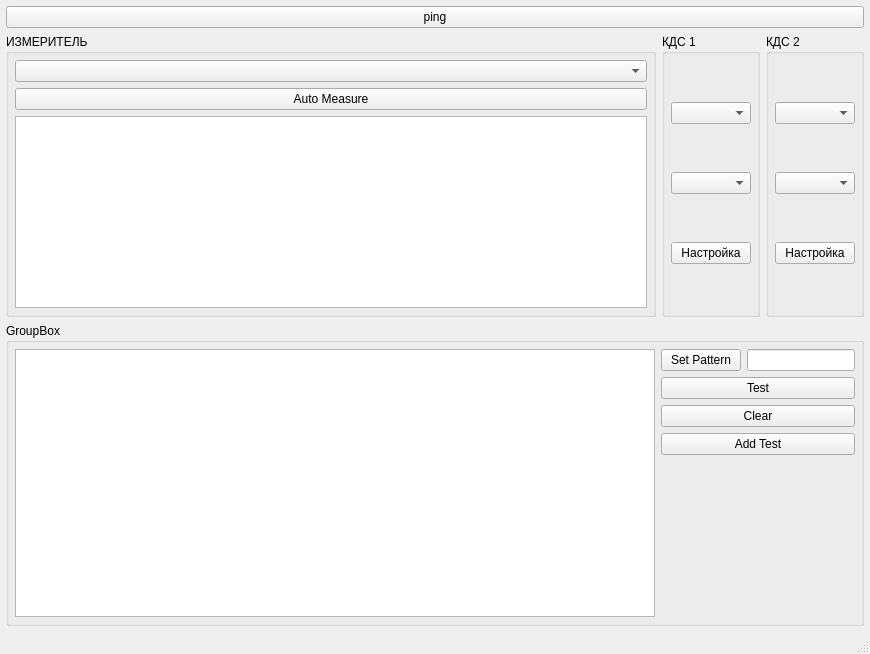
The window that mainwindow.ui (XRay3D/AmkTester) describes before a commit, drawn with Qt 5.
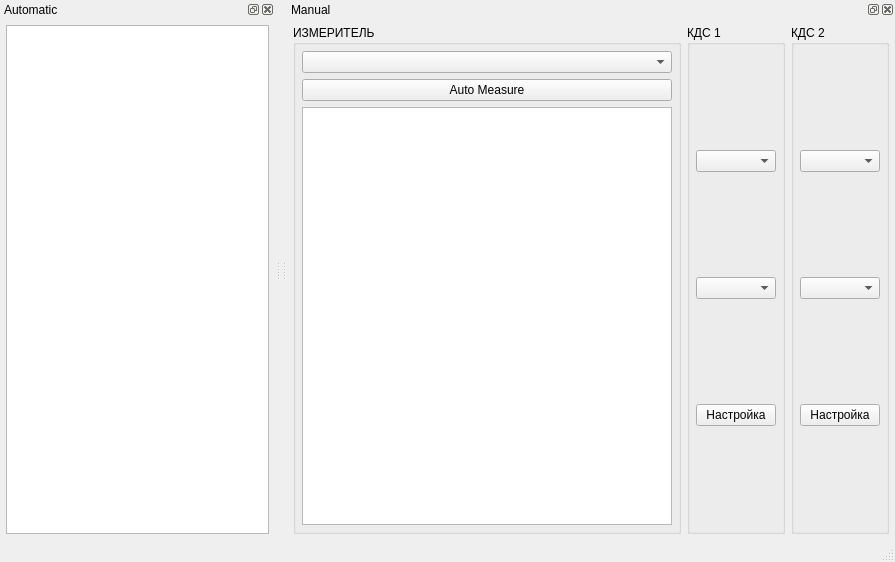
The same window after the commit. Custom widgets are drawn as their Qt base class.

Diff of the .ui file:
```diff
--- a/mainwindow.ui
+++ b/mainwindow.ui
@@ -6,15 +6,53 @@
    <rect>
     <x>0</x>
     <y>0</y>
-    <width>870</width>
-    <height>654</height>
+    <width>895</width>
+    <height>562</height>
    </rect>
   </property>
   <property name="windowTitle">
    <string>MainWindow</string>
   </property>
   <widget class="QWidget" name="centralWidget">
-   <layout class="QVBoxLayout" name="verticalLayout_3" stretch="0,0,1">
+   <property name="sizePolicy">
+    <sizepolicy hsizetype="Fixed" vsizetype="Fixed">
+     <horstretch>0</horstretch>
+     <verstretch>0</verstretch>
+    </sizepolicy>
+   </property>
+   <property name="maximumSize">
+    <size>
+     <width>0</width>
+     <height>0</height>
+    </size>
+   </property>
+  </widget>
+  <widget class="QMenuBar" name="menuBar">
+   <property name="geometry">
+    <rect>
+     <x>0</x>
+     <y>0</y>
+     <width>895</width>
+     <height>21</height>
+    </rect>
+   </property>
+  </widget>
+  <widget class="QStatusBar" name="statusBar_"/>
+  <widget class="QDockWidget" name="dockWidget">
+   <property name="floating">
+    <bool>false</bool>
+   </property>
+   <property name="features">
+    <set>QDockWidget::AllDockWidgetFeatures</set>
+   </property>
+   <property name="windowTitle">
+    <string>Manual</string>
+   </property>
+   <attribute name="dockWidgetArea">
+    <number>2</number>
+   </attribute>
+   <widget class="QWidget" name="dockWidgetContents">
+    <layout class="QHBoxLayout" name="horizontalLayout">
     <property name="leftMargin">
      <number>6</number>
     </property>
@@ -27,15 +65,6 @@
     <property name="bottomMargin">
      <number>6</number>
     </property>
-    <item>
-     <widget class="QPushButton" name="pbPing">
-      <property name="text">
-       <string>ping</string>
-      </property>
-     </widget>
-    </item>
-    <item>
-     <layout class="QHBoxLayout" name="horizontalLayout" stretch="1,0,0">
       <item>
        <widget class="QGroupBox" name="gbxTest">
         <property name="title">
@@ -68,7 +97,14 @@
           </widget>
          </item>
          <item>
-          <widget class="QTableView" name="tvPins"/>
+         <widget class="QTableView" name="tvPins">
+          <property name="minimumSize">
+           <size>
+            <width>370</width>
+            <height>370</height>
+           </size>
+          </property>
+         </widget>
          </item>
         </layout>
        </widget>
@@ -167,13 +203,23 @@
        </widget>
       </item>
      </layout>
-    </item>
-    <item>
-     <widget class="QGroupBox" name="groupBox_3">
-      <property name="title">
-       <string>GroupBox</string>
-      </property>
-      <layout class="QGridLayout" name="gridLayout_2" columnstretch="1,0,0">
+   </widget>
+  </widget>
+  <widget class="QDockWidget" name="dockWidget_2">
+   <property name="floating">
+    <bool>false</bool>
+   </property>
+   <property name="features">
+    <set>QDockWidget::AllDockWidgetFeatures</set>
+   </property>
+   <property name="windowTitle">
+    <string>Automatic</string>
+   </property>
+   <attribute name="dockWidgetArea">
+    <number>1</number>
+   </attribute>
+   <widget class="QWidget" name="dockWidgetContents_2">
+    <layout class="QVBoxLayout" name="verticalLayout_3">
        <property name="leftMargin">
         <number>6</number>
        </property>
@@ -186,59 +232,12 @@
        <property name="bottomMargin">
         <number>6</number>
        </property>
-       <item row="1" column="2">
-        <widget class="QLineEdit" name="lineEdit_2"/>
-       </item>
-       <item row="1" column="1">
-        <widget class="QPushButton" name="pbSetPattern">
-         <property name="text">
-          <string>Set Pattern</string>
-         </property>
-        </widget>
-       </item>
-       <item row="1" column="0" rowspan="5">
-        <widget class="TableView" name="tableView"/>
-       </item>
-       <item row="2" column="1" colspan="2">
-        <widget class="QPushButton" name="pbTest">
-         <property name="text">
-          <string>Test</string>
-         </property>
-         <property name="checkable">
-          <bool>true</bool>
-         </property>
-        </widget>
-       </item>
-       <item row="3" column="1" colspan="2">
-        <widget class="QPushButton" name="pbClear">
-         <property name="text">
-          <string>Clear</string>
-         </property>
-        </widget>
-       </item>
-       <item row="4" column="1" colspan="2">
-        <widget class="QPushButton" name="pbAdd">
-         <property name="text">
-          <string>Add Test</string>
-         </property>
-        </widget>
-       </item>
-      </layout>
-     </widget>
-    </item>
-   </layout>
+     <item>
+      <widget class="TableView" name="tvAuto"/>
+     </item>
+    </layout>
+   </widget>
   </widget>
-  <widget class="QMenuBar" name="menuBar">
-   <property name="geometry">
-    <rect>
-     <x>0</x>
-     <y>0</y>
-     <width>870</width>
-     <height>21</height>
-    </rect>
-   </property>
-  </widget>
-  <widget class="QStatusBar" name="statusBar_"/>
  </widget>
  <layoutdefault spacing="6" margin="11"/>
  <customwidgets>
```
Left out of the diff: 9 changed lines with no effect on the pictures. Lines whose indentation alone changed are shown as unchanged.
